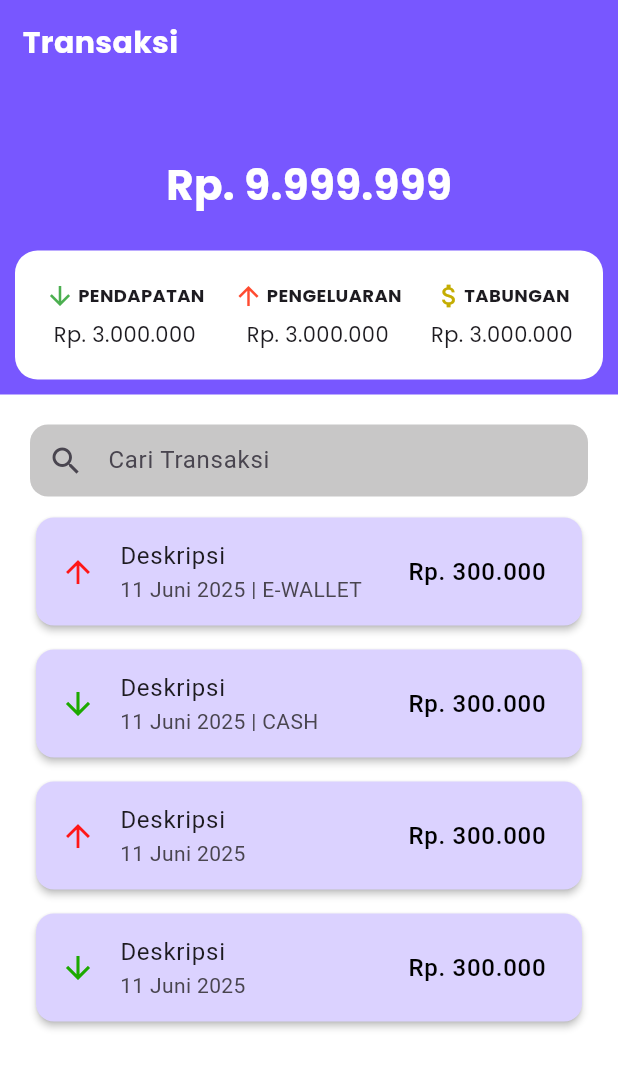
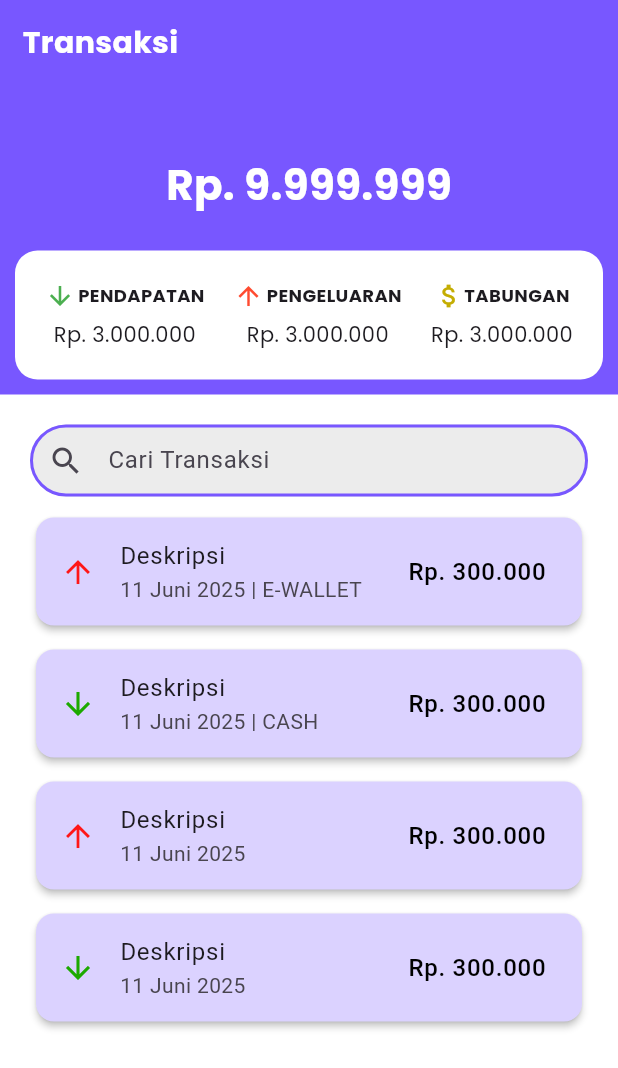
Before and after one commit to Panji-git/hematkuy, a Flutter app: the TransaksiPage screen opened directly, on a phone screen of 412 x 824 dp. Shown: the top 1068 px of the screen. Run offline on Flutter 3.47's test engine with Material 3 defaults, Android fonts, the phone set to English and light mode, and no system bars; our stand-ins replace google_fonts.

Commit message:
memberi stroke pada searcbar

```diff
--- a/lib/screen/transaksi.dart
+++ b/lib/screen/transaksi.dart
@@ -151,12 +151,29 @@ class _TransaksiPageState extends State<TransaksiPage> {
                           hintText: 'Cari Transaksi',
                           prefixIcon: Icon(Icons.search),
                           filled: true,
-                          fillColor: const Color.fromARGB(255, 200, 199, 199),
+                          fillColor: const Color.fromARGB(255, 236, 236, 236),
                           contentPadding: EdgeInsets.symmetric(vertical: 0, horizontal: 16),
                           border: OutlineInputBorder(
-                            borderRadius: BorderRadius.circular(12),
-                            borderSide: BorderSide.none,
-                          )
+                            borderRadius: BorderRadius.circular(25),
+                            borderSide: BorderSide(
+                              color: Color(0xff7857FF),
+                              width: 2,
+                            ),
+                          ),
+                          enabledBorder: OutlineInputBorder(
+                            borderRadius: BorderRadius.circular(25),
+                            borderSide: BorderSide(
+                              color: Color(0xff7857FF),
+                              width: 2,
+                            ),
+                          ),
+                          focusedBorder: OutlineInputBorder(
+                            borderRadius: BorderRadius.circular(25),
+                            borderSide: BorderSide(
+                              color: Color(0xff7857FF),
+                              width: 2,
+                            ),
+                          ),
                         ),
                       ),
                       const SizedBox(height: 10,),
```
